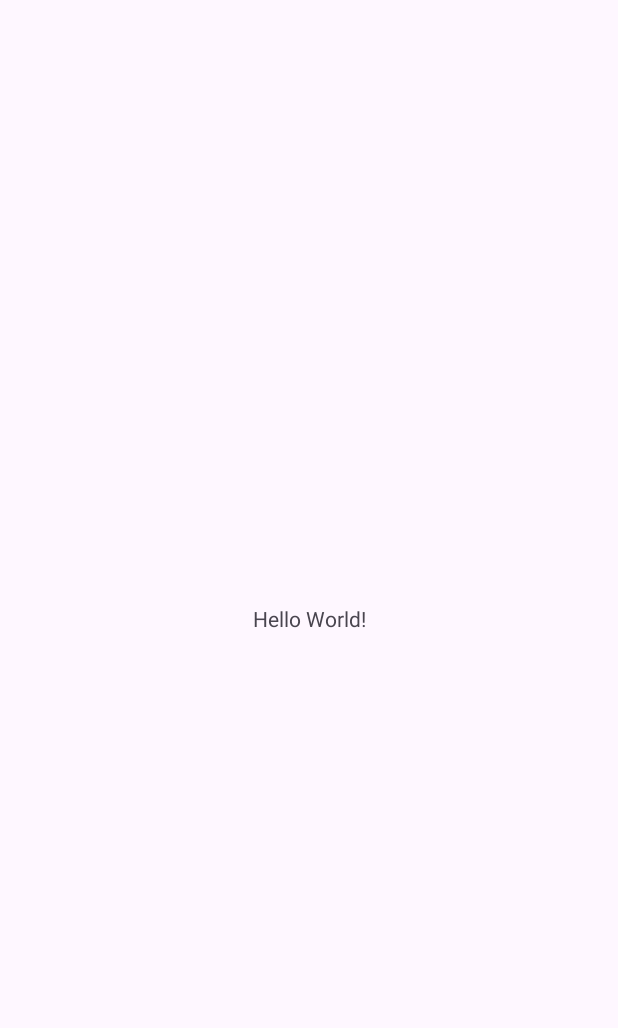
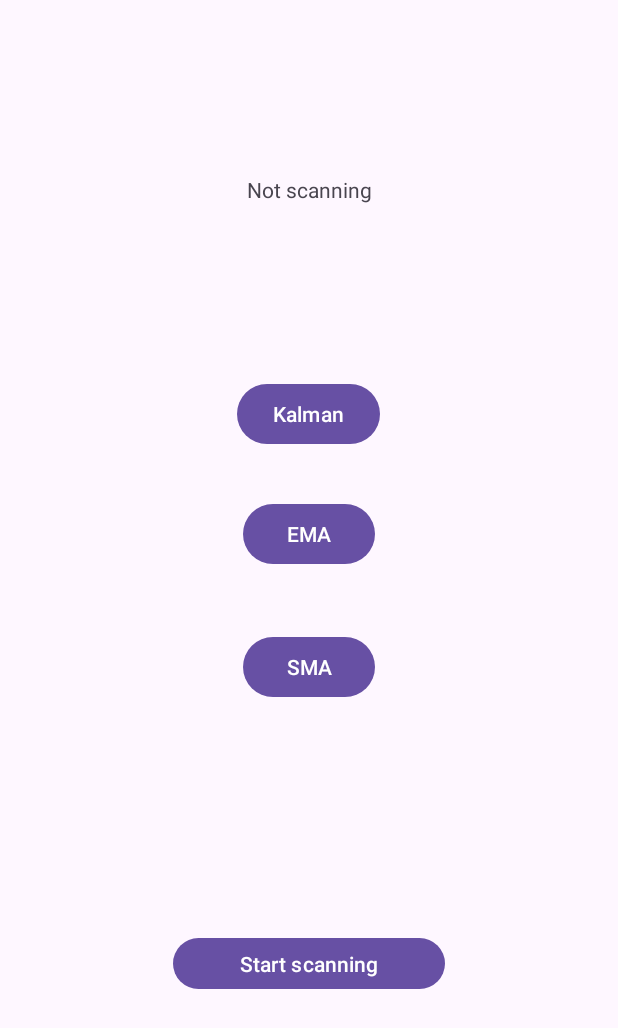
Before and after one commit to addi-02/BLETimingApp, an Android app: the screen it shows after launch (MainActivity), on a phone screen of 412 x 824 dp. Before the commit the part shown is almost empty. Shown: the top 1028 px of the screen. Run offline under Robolectric (Android 15) with nearby library versions, the phone set to English and light mode, and no system bars.

Commit message:
Added Bluetooth scanning functionality, added UI for selecting filters, implemented Kalman and EMA filters

```diff
--- /dev/null
+++ b/app/src/main/java/com/example/thesis/TimeKeepingFragment.java
@@ -0,0 +1,166 @@
+package com.example.thesis;
+
+import android.bluetooth.BluetoothAdapter;
+import android.bluetooth.BluetoothManager;
+import android.bluetooth.le.BluetoothLeScanner;
+import android.bluetooth.le.ScanCallback;
+import android.bluetooth.le.ScanResult;
+import android.content.pm.PackageManager;
+import android.os.Bundle;
+
+import androidx.annotation.Nullable;
+import androidx.core.content.ContextCompat;
+import androidx.fragment.app.Fragment;
+import androidx.lifecycle.MutableLiveData;
+import androidx.lifecycle.Observer;
+
+import android.util.Log;
+import android.view.LayoutInflater;
+import android.view.View;
+import android.view.ViewGroup;
+import android.widget.Button;
+import android.widget.TextView;
+
+import com.example.thesis.filters.ExponentialMovingAverageFilter;
+import com.example.thesis.filters.KalmanFilter;
+import com.example.thesis.filters.SimpleMovingAverageFilter;
+
+import org.w3c.dom.Text;
+
+import java.util.ArrayList;
+
+public class TimeKeepingFragment extends Fragment {
+
+    // TODO: Rename parameter arguments, choose names that match
+    // the fragment initialization parameters, e.g. ARG_ITEM_NUMBER
+    private static final String ARG_PARAM1 = "param1";
+    private static final String ARG_PARAM2 = "param2";
+
+    // TODO: Rename and change types of parameters
+    private String mParam1;
+    private String mParam2;
+    /**
+     * A simple {@link Fragment} subclass.
+     * Use the {@link TimeKeepingFragment#newInstance} factory method to
+     * create an instance of this fragment.
+     */
+
+    private KalmanFilter kmnFilter = new KalmanFilter();
+    private ExponentialMovingAverageFilter emaFilter = new ExponentialMovingAverageFilter();
+    private SimpleMovingAverageFilter smaFilter;
+
+    private static final int REQUEST_CODE_PERMISSIONS = 1001;
+    private BluetoothAdapter bluetoothAdapter;
+    private BluetoothLeScanner bluetoothLeScanner;
+    private MutableLiveData<Integer> rssiData = new MutableLiveData<>();
+    public TimeKeepingFragment() {
+        // Required empty public constructor
+    }
+
+    private final ScanCallback scanCallback = new ScanCallback() {
+        @Override
+        public void onScanResult(int callbackType, ScanResult result) {
+            String deviceAddress = result.getDevice().getAddress();
+            rssiData.setValue(result.getRssi());
+            Log.d("BLE", "Beacon detected: " + deviceAddress + " | RSSI: " + rssiData.getValue().toString());
+        }
+
+        @Override
+        public void onScanFailed(int errorCode) {
+            Log.e("BLE", "Scan failed with error code: " + errorCode);
+        }
+    };
+    /**
+     * Use this factory method to create a new instance of
+     * this fragment using the provided parameters.
+     *
+     * @param param1 Parameter 1.
+     * @param param2 Parameter 2.
+     * @return A new instance of fragment TimeKeepingFragment.
+     */
+    // TODO: Rename and change types and number of parameters
+    public static TimeKeepingFragment newInstance(String param1, String param2) {
+        TimeKeepingFragment fragment = new TimeKeepingFragment();
+        Bundle args = new Bundle();
+        args.putString(ARG_PARAM1, param1);
+        args.putString(ARG_PARAM2, param2);
+        fragment.setArguments(args);
+        return fragment;
+    }
+
+    @Override
+    public void onCreate(Bundle savedInstanceState) {
+        super.onCreate(savedInstanceState);
+        if (getArguments() != null) {
+            mParam1 = getArguments().getString(ARG_PARAM1);
+            mParam2 = getArguments().getString(ARG_PARAM2);
+        }
+    }
+
+    @Override
+    public View onCreateView(LayoutInflater inflater, ViewGroup container,
+                             Bundle savedInstanceState) {
+        View v = inflater.inflate(R.layout.fragment_time_keeping, container, false);
+
+        Button btnKalman = v.findViewById(R.id.button_kalman);
+        Button btnEMA = v.findViewById(R.id.button_ema);
+        Button btnSMA = v.findViewById(R.id.button_sma);
+
+        btnKalman.setOnClickListener(new View.OnClickListener() {
+            @Override
+            public void onClick(View view) {
+                ArrayList<Double> filtered = new ArrayList<>();
+                double[] test = new double[]{
+                        -22.63, -25.09, -20.26, -21.74, -18.22, -20.66, -13.64, -12.87, -10.54, -10.95,
+                        -6.76, -10.21, -7.79, -7.77, -6.14, -2.63, -2.08,  2.99, -0.08, -1.78,
+                        1.24, -1.86, -3.29, -1.25, -3.44, -1.37,  5.11, -3.53,  0.57, -1.13,
+                        1.44, -1.80, -5.61, -1.34, -5.63, -3.48, -6.47, -7.69, -8.37, -8.71,
+                        -10.85, -12.59, -11.96, -15.07, -12.42, -16.73, -16.19, -20.23, -24.16, -23.49
+};
+
+                filtered = kmnFilter.filterData(test);
+                Log.w("test", filtered.toString());
+            }
+        });
+
+
+        BluetoothManager bluetoothManager = (BluetoothManager) requireContext().getSystemService(getContext().BLUETOOTH_SERVICE);
+        bluetoothAdapter = bluetoothManager.getAdapter();
+        bluetoothLeScanner = bluetoothAdapter.getBluetoothLeScanner();
+        Button btnStartScan = v.findViewById(R.id.button_start_scan);
+        TextView textScanning = v.findViewById(R.id.text_is_scanning);
+        btnStartScan.setOnClickListener(new View.OnClickListener() {
+            @Override
+            public void onClick(View view) {
+                startScan();
+            }
+        });
+        final Observer<Integer> rssiObserver = new Observer<Integer>() {
+            @Override
+            public void onChanged(Integer newRssi) {
+                textScanning.setText(newRssi.toString());
+            }
+        };
+        rssiData.observe(getViewLifecycleOwner(), rssiObserver);
+        // Inflate the layout for this fragment
+        return v;
+    }
+
+    private void startScan() {
+        if (ContextCompat.checkSelfPermission(requireContext(), android.Manifest.permission.BLUETOOTH_SCAN) == PackageManager.PERMISSION_GRANTED &&
+                ContextCompat.checkSelfPermission(requireContext(), android.Manifest.permission.ACCESS_FINE_LOCATION) == PackageManager.PERMISSION_GRANTED) {
+
+            if (bluetoothLeScanner != null) {
+                bluetoothLeScanner.startScan(scanCallback);
+                Log.w("TAG", "Bluetooth scanning started.");
+            } else {
+                Log.e("TAG", "Bluetooth LE Scanner is null.");
+            }
+        } else {
+            requestPermissions(new String[]{
+                    android.Manifest.permission.BLUETOOTH_SCAN,
+                    android.Manifest.permission.ACCESS_FINE_LOCATION
+            }, REQUEST_CODE_PERMISSIONS);
+        }
+    }
+}
--- /dev/null
+++ b/app/src/main/java/com/example/thesis/filters/KalmanFilter.java
@@ -0,0 +1,29 @@
+package com.example.thesis.filters;
+
+import java.lang.reflect.Array;
+import java.util.ArrayList;
+import java.util.List;
+
+public class KalmanFilter {
+
+    private double q = 0.1;
+    private double r = 2;
+    private double p = 0.75;
+    private double k = 0.1;
+    public KalmanFilter() {
+    }
+
+    public ArrayList<Double> filterData(double[] data) {
+        double x = data[0];
+        ArrayList<Double> filteredData = new ArrayList<>();
+        for(int i = 0; i < data.length; i++) {
+            p = p + q;
+            k = p / (p + r);
+            p = (1 - k) * p;
+            x = x + k * (data[i] - x);
+            filteredData.add(x);
+        }
+
+        return filteredData;
+    }
+}
--- /dev/null
+++ b/app/src/main/java/com/example/thesis/filters/SimpleMovingAverageFilter.java
@@ -0,0 +1,4 @@
+package com.example.thesis.filters;
+
+public class SimpleMovingAverageFilter {
+}
--- a/app/src/main/res/layout/activity_main.xml
+++ b/app/src/main/res/layout/activity_main.xml
@@ -7,13 +7,13 @@
     android:layout_height="match_parent"
     tools:context=".MainActivity">
 
-    <TextView
-        android:layout_width="wrap_content"
-        android:layout_height="wrap_content"
-        android:text="Hello World!"
+    <androidx.fragment.app.FragmentContainerView
+        android:id="@+id/fragmentContainerView2"
+        android:name="com.example.thesis.TimeKeepingFragment"
+        android:layout_width="0dp"
+        android:layout_height="0dp"
         app:layout_constraintBottom_toBottomOf="parent"
         app:layout_constraintEnd_toEndOf="parent"
         app:layout_constraintStart_toStartOf="parent"
         app:layout_constraintTop_toTopOf="parent" />
-
 </androidx.constraintlayout.widget.ConstraintLayout>
--- /dev/null
+++ b/app/src/main/res/layout/fragment_time_keeping.xml
@@ -0,0 +1,66 @@
+<?xml version="1.0" encoding="utf-8"?>
+<androidx.constraintlayout.widget.ConstraintLayout xmlns:android="http://schemas.android.com/apk/res/android"
+    xmlns:app="http://schemas.android.com/apk/res-auto"
+    xmlns:tools="http://schemas.android.com/tools"
+    android:id="@+id/frameLayout"
+    android:layout_width="match_parent"
+    android:layout_height="match_parent"
+    tools:context=".TimeKeepingFragment">
+
+    <!-- TODO: Update blank fragment layout -->
+
+    <Button
+        android:id="@+id/button_ema"
+        android:layout_width="wrap_content"
+        android:layout_height="wrap_content"
+        android:layout_marginTop="32dp"
+        android:text="EMA"
+        app:layout_constraintEnd_toEndOf="parent"
+        app:layout_constraintStart_toStartOf="parent"
+        app:layout_constraintTop_toBottomOf="@+id/button_kalman" />
+
+    <Button
+        android:id="@+id/button_kalman"
+        android:layout_width="wrap_content"
+        android:layout_height="wrap_content"
+        android:layout_marginTop="252dp"
+        android:text="Kalman"
+        app:layout_constraintEnd_toEndOf="parent"
+        app:layout_constraintHorizontal_bias="0.498"
+        app:layout_constraintStart_toStartOf="parent"
+        app:layout_constraintTop_toTopOf="parent" />
+
+    <Button
+        android:id="@+id/button_sma"
+        android:layout_width="wrap_content"
+        android:layout_height="wrap_content"
+        android:text="SMA"
+        app:layout_constraintBottom_toBottomOf="parent"
+        app:layout_constraintEnd_toEndOf="parent"
+        app:layout_constraintHorizontal_bias="0.501"
+        app:layout_constraintStart_toStartOf="parent"
+        app:layout_constraintTop_toBottomOf="@+id/button_ema"
+        app:layout_constraintVertical_bias="0.102" />
+
+    <TextView
+        android:id="@+id/text_is_scanning"
+        android:layout_width="wrap_content"
+        android:layout_height="wrap_content"
+        android:text="Not scanning"
+        app:layout_constraintBottom_toTopOf="@+id/button_kalman"
+        app:layout_constraintEnd_toEndOf="parent"
+        app:layout_constraintStart_toStartOf="parent"
+        app:layout_constraintTop_toTopOf="parent" />
+
+    <Button
+        android:id="@+id/button_start_scan"
+        android:layout_width="181dp"
+        android:layout_height="42dp"
+        android:text="Start scanning"
+        app:layout_constraintBottom_toBottomOf="parent"
+        app:layout_constraintEnd_toEndOf="parent"
+        app:layout_constraintStart_toStartOf="parent"
+        app:layout_constraintTop_toBottomOf="@+id/button_sma"
+        app:layout_constraintVertical_bias="0.488" />
+
+</androidx.constraintlayout.widget.ConstraintLayout>
--- a/app/src/main/res/values/strings.xml
+++ b/app/src/main/res/values/strings.xml
@@ -1,3 +1,5 @@
 <resources>
     <string name="app_name">Thesis</string>
+    <!-- TODO: Remove or change this placeholder text -->
+    <string name="hello_blank_fragment">Hello blank fragment</string>
 </resources>
```
Also changed, not shown: app/src/main/AndroidManifest.xml (+8 -1 lines), app/src/main/java/com/example/thesis/filters/ExponentialMovingAverageFilter.java (added, +29 -0 lines).
